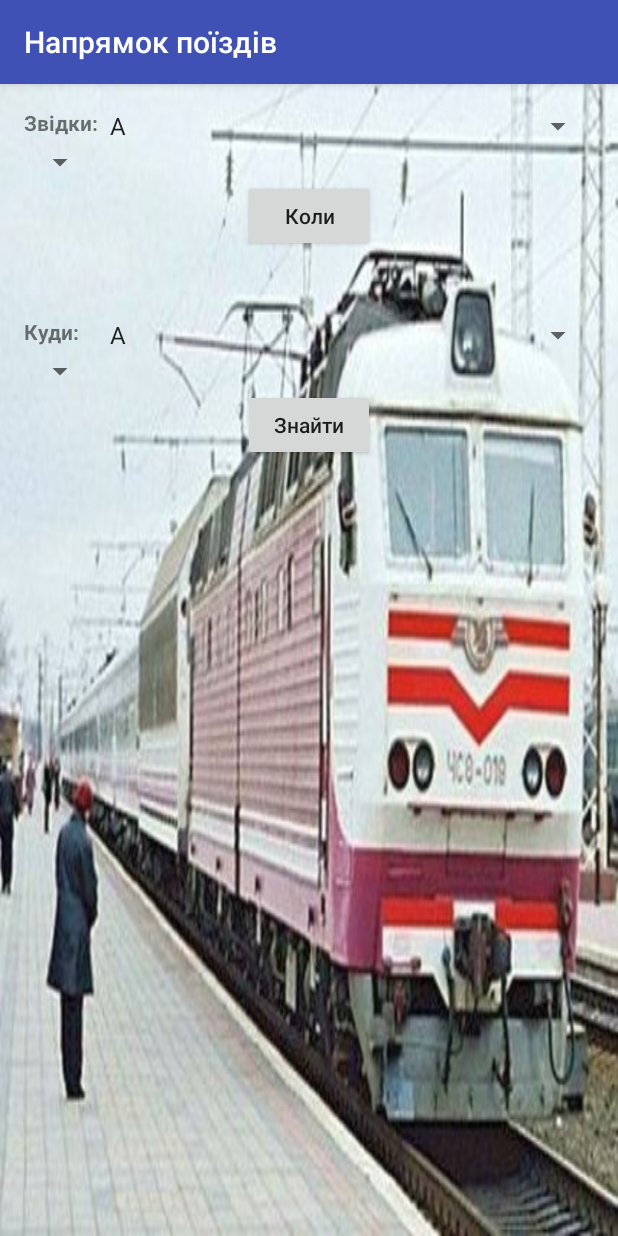
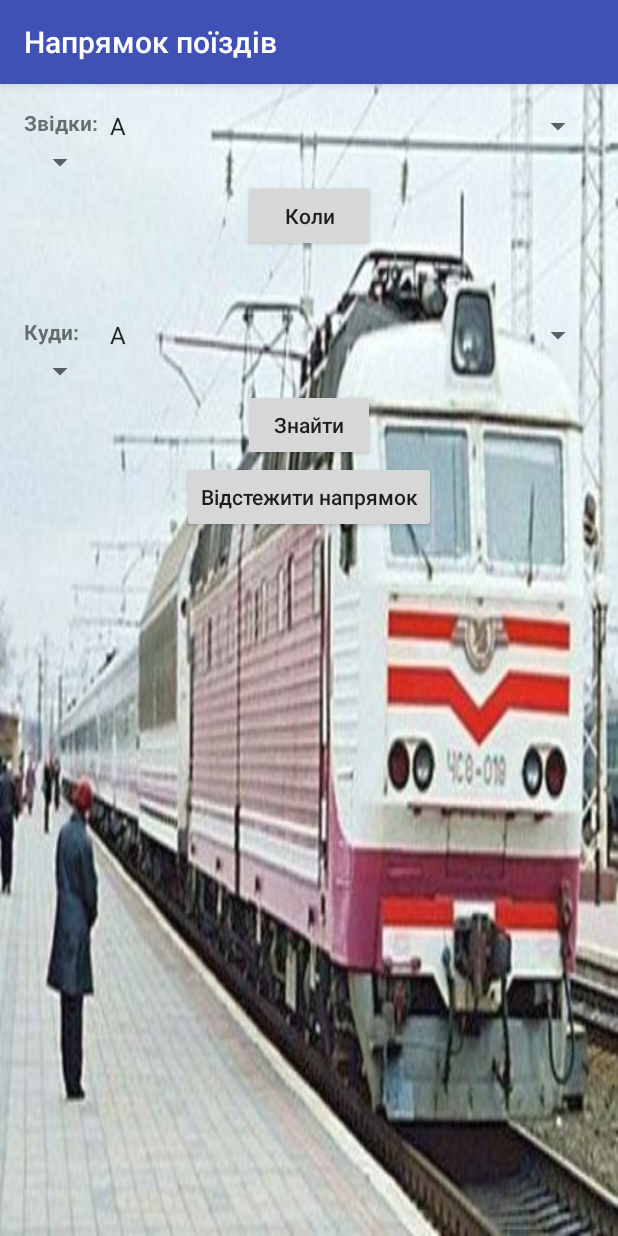
Before and after one commit to stoodx/utrain, an Android app: the screen it shows after launch (MainActivity), on a phone screen of 412 x 824 dp. Run offline under Robolectric (Android 15) with nearby library versions, the light colour scheme and no system bars; libraries missing offline, so code that uses them is left out: com.loopj.android, cz.msebera.android; pictures from the network do not load; 2 statements that could not run were skipped.

Commit message:
Start Watch Direction

```diff
--- a/TrainsWatchMobile/app/src/main/java/stoodx/trainswatchmobile/MainActivity.java
+++ b/TrainsWatchMobile/app/src/main/java/stoodx/trainswatchmobile/MainActivity.java
@@ -8,7 +8,9 @@ import android.os.Bundle;
 import android.view.View;
 import android.widget.AdapterView;
 import android.widget.ArrayAdapter;
+import android.widget.Button;
 import android.widget.Spinner;
+import android.widget.TextView;
 
 import com.loopj.android.http.*;
 
@@ -52,6 +54,8 @@ public class MainActivity extends AppCompatActivity implements AdapterView.OnIte
     private String m_strResponseCookies;
     private  String m_strTimeFirstVisit;
 
+    private boolean m_bWatchDirection;
+
     @Override
     protected void onCreate(Bundle savedInstanceState) {
         super.onCreate(savedInstanceState);
@@ -71,6 +75,8 @@ public class MainActivity extends AppCompatActivity implements AdapterView.OnIte
         m_strToken = "";
         m_strResponseCookies = "";
         m_strTimeFirstVisit = Integer.toString((int) (System.currentTimeMillis() / 1000L));
+
+        m_bWatchDirection = false;
 
         //From
         m_spinnerFromA = (Spinner) findViewById(R.id.spinnerFromA);
@@ -101,6 +107,9 @@ public class MainActivity extends AppCompatActivity implements AdapterView.OnIte
                 android.R.layout.simple_spinner_item, listTo);
         adapterFrom.setDropDownViewResource(android.R.layout.simple_spinner_dropdown_item);
         m_spinnerTo.setAdapter(adapterTo);
+
+        TextView tillWatchRequest = (TextView) findViewById(R.id.textViewTillWatchRequest);
+        tillWatchRequest.setVisibility(View.GONE);
 
         sendRequestForToken();
     }
@@ -1526,4 +1535,25 @@ public class MainActivity extends AppCompatActivity implements AdapterView.OnIte
         par.str3 = strSeats;
         return bResult;
     }
+
+    public void onClickWatch(View view) {
+        Button buttonWatch = (Button)findViewById(R.id.buttonWatch);
+        TextView tillWatchRequest = (TextView) findViewById(R.id.textViewTillWatchRequest);
+        if (m_bWatchDirection){
+            // stop watch direction
+
+            tillWatchRequest.setVisibility(View.GONE);
+            buttonWatch.setText(R.string.buttonWatch);
+            m_bWatchDirection = false;
+        } else {
+            // start watch direction
+
+
+            tillWatchRequest.setVisibility(View.VISIBLE);
+            buttonWatch.setText(R.string.buttonWatch2);
+            m_bWatchDirection = true;
+        }
+
+    }
+
 }
--- a/TrainsWatchMobile/app/src/main/res/layout/activity_main.xml
+++ b/TrainsWatchMobile/app/src/main/res/layout/activity_main.xml
@@ -84,4 +84,26 @@
         android:layout_centerHorizontal="true"
         android:onClick="onClickRequest" />
 
+    <Button
+        android:layout_width="wrap_content"
+        android:layout_height="wrap_content"
+        android:text="@string/buttonWatch"
+        android:id="@+id/buttonWatch"
+        android:textAllCaps="false"
+        android:onClick="onClickWatch"
+        android:layout_below="@+id/buttonRequest"
+        android:layout_centerHorizontal="true" />
+
+    <TextView
+        android:layout_width="wrap_content"
+        android:layout_height="wrap_content"
+        android:text="@string/textViewTillWatchRequest"
+        android:id="@+id/textViewTillWatchRequest"
+        android:layout_below="@+id/buttonWatch"
+        android:layout_alignParentLeft="true"
+        android:layout_alignParentStart="true"
+        android:textStyle="bold"
+        android:clickable="true"
+        android:background="#979797" />
+
 </RelativeLayout>
--- a/TrainsWatchMobile/app/src/main/res/values/strings.xml
+++ b/TrainsWatchMobile/app/src/main/res/values/strings.xml
@@ -72,4 +72,7 @@
     <string name="calendar_name">Виберіть дату відправки</string>
     <string name="textViewCalendar">Виберіть дату відправки та натиснить кнопку До Главного Вікна</string>
     <string name="buttonReturnToMainWindow">До Главного Вікна</string>
+    <string name="buttonWatch">Відстежити напрямок</string>
+    <string name="buttonWatch2">Зупинити відстеження</string>
+    <string name="textViewTillWatchRequest">До запиту(сек): </string>
 </resources>
--- a/TrainsWatchMobile/settings.gradle
+++ b/TrainsWatchMobile/settings.gradle
@@ -1 +1 @@
-include ':app', ':volley', ':android-async-http-1.4.9'
+include ':app',  ':android-async-http-1.4.9'
```
Also changed, not shown: 17 other files.
